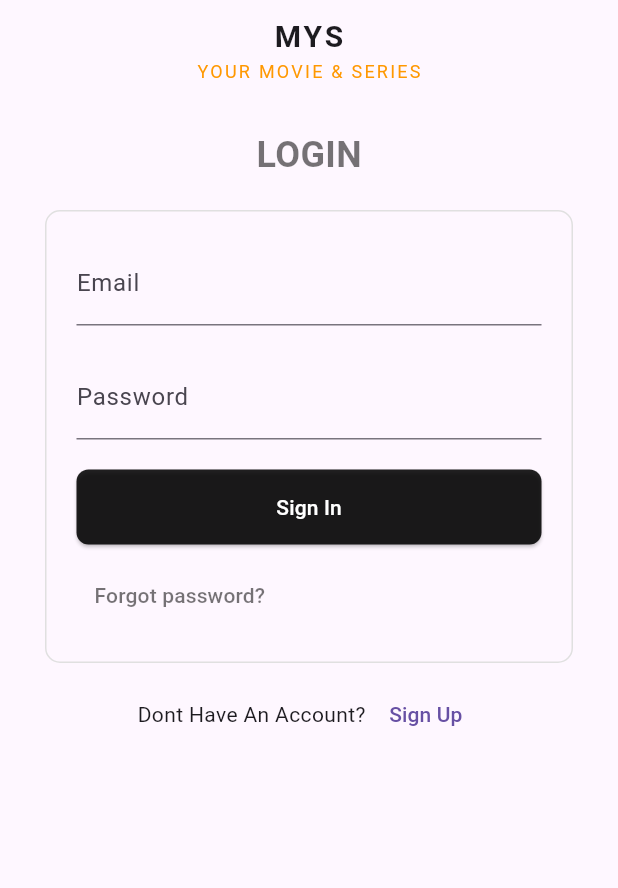
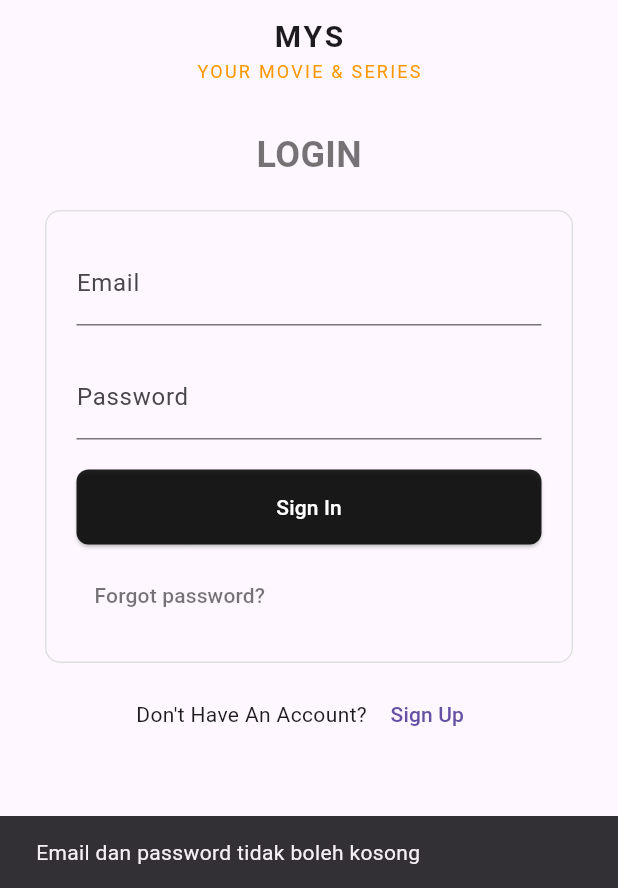
Before and after one commit to wawiwuwawu/aplikasi-database-film, a Flutter app: the LoginScreen screen opened directly, after a tap on "Sign In", on a phone screen of 412 x 824 dp, the part 348-1236 px from its top. Run offline on Flutter 3.47's test engine with Material 3 defaults, Android fonts, the phone set to English and light mode, and no system bars; our stand-ins replace image_picker, shared_preferences; accounts and stored records are empty.

Commit message:
update untuk mekanisme login

```diff
--- a/lib/main.dart
+++ b/lib/main.dart
@@ -2,6 +2,8 @@ import 'package:flutter/material.dart';
 import 'package:flutter/services.dart';
 import 'package:flutter_application_1/screen/login_screen.dart';
 import 'package:flutter_application_1/screen/main_screen.dart';
+import 'package:flutter_application_1/screen/splash_screen.dart';
+import 'package:flutter_application_1/service/preferences_service.dart';
 import 'screen/movie_list.dart';
 
 void main() async {
@@ -10,6 +12,7 @@ void main() async {
     DeviceOrientation.portraitUp,
     DeviceOrientation.portraitDown,
   ]);
+  await PreferencesService.init();
   runApp(MyApp());
 }
 
@@ -22,7 +25,7 @@ class MyApp extends StatelessWidget {
       debugShowCheckedModeBanner: false,
       title: 'Wawunime',
       theme: ThemeData(primarySwatch: Colors.blue),
-      home: MainScreen(),
+      home: SplashScreen(),
     );
   }
 }
--- a/lib/screen/login_screen.dart
+++ b/lib/screen/login_screen.dart
@@ -1,7 +1,68 @@
 import 'package:flutter/material.dart';
+import 'package:flutter_application_1/screen/main_screen.dart';
+import 'package:flutter_application_1/service/auth_service.dart';
 import 'package:flutter_application_1/screen/register_screen.dart';
+import 'package:flutter_application_1/service/preferences_service.dart';
+import 'package:flutter_application_1/service/user_credential.dart';
 
-class LoginScreen extends StatelessWidget {
+class LoginScreen extends StatefulWidget {
+  @override
+  _LoginScreenState createState() => _LoginScreenState();
+}
+
+class _LoginScreenState extends State<LoginScreen> {
+  final TextEditingController _emailController = TextEditingController();
+  final TextEditingController _passwordController = TextEditingController();
+
+  final AuthService _authService = AuthService();
+
+  bool _isLoading = false;
+
+  void _login() async {
+  if (_emailController.text.trim().isEmpty || _passwordController.text.trim().isEmpty) {
+    ScaffoldMessenger.of(context).showSnackBar(
+      SnackBar(content: Text('Email dan password tidak boleh kosong')),
+    );
+    return;
+  }
+
+  setState(() {
+    _isLoading = true;
+  });
+
+  try {
+  final result = await _authService.login(
+    _emailController.text.trim(),
+    _passwordController.text.trim(),
+  );
+
+  // Simpan token dan credentials ke SharedPreferences
+  await PreferencesService.saveToken(result['token']);
+  final credentials = Credentials.fromJson(result['data']);
+  await PreferencesService.saveCredentials(credentials);
+
+  ScaffoldMessenger.of(context).showSnackBar(
+    SnackBar(content: Text('Login berhasil')),
+  );
+
+  Navigator.pushReplacement(
+    context,
+    MaterialPageRoute(builder: (context) => MainScreen()),
+  );
+} catch (e) {
+  final errorMessage = e.toString().replaceAll('Exception: ', '');
+  ScaffoldMessenger.of(context).showSnackBar(
+    SnackBar(content: Text(errorMessage)),
+  );
+}
+ finally {
+    setState(() {
+      _isLoading = false;
+    });
+  }
+}
+
+
   @override
   Widget build(BuildContext context) {
     return Scaffold(
@@ -13,11 +74,10 @@ class LoginScreen extends StatelessWidget {
                 const SizedBox(height: 40),
                 // Logo
                 Image.asset(
-                  'assets/main_logo.png', // Ganti dengan path logo kamu
+                  'assets/main_logo.png',
                   height: 100,
                 ),
                 const SizedBox(height: 10),
-                // MYS Text
                 Text(
                   'MYS',
                   style: TextStyle(
@@ -26,7 +86,6 @@ class LoginScreen extends StatelessWidget {
                     letterSpacing: 2,
                   ),
                 ),
-                // Subtitle
                 Text(
                   'YOUR MOVIE & SERIES',
                   style: TextStyle(
@@ -36,7 +95,6 @@ class LoginScreen extends StatelessWidget {
                   ),
                 ),
                 const SizedBox(height: 30),
-                // LOGIN title
                 Text(
                   'LOGIN',
                   style: TextStyle(
@@ -46,7 +104,6 @@ class LoginScreen extends StatelessWidget {
                   ),
                 ),
                 const SizedBox(height: 20),
-                // Form Container
                 Padding(
                   padding: const EdgeInsets.symmetric(horizontal: 30),
                   child: Container(
@@ -59,6 +116,7 @@ class LoginScreen extends StatelessWidget {
                       children: [
                         // Email Field
                         TextField(
+                          controller: _emailController,
                           decoration: InputDecoration(
                             labelText: 'Email',
                             hintText: 'Alex@gmail.com',
@@ -67,6 +125,7 @@ class LoginScreen extends StatelessWidget {
                         const SizedBox(height: 20),
                         // Password Field
                         TextField(
+                          controller: _passwordController,
                           obscureText: true,
                           decoration: InputDecoration(
                             labelText: 'Password',
@@ -85,11 +144,15 @@ class LoginScreen extends StatelessWidget {
                                 borderRadius: BorderRadius.circular(8),
                               ),
                             ),
-                            onPressed: () {},
-                            child: const Text(
-                              'Sign In',
-                              style: TextStyle(color: Colors.white),
-                            ),
+                            onPressed: _isLoading ? null : _login,
+                            child: _isLoading
+                                ? CircularProgressIndicator(
+                                    color: Colors.white,
+                                  )
+                                : const Text(
+                                    'Sign In',
+                                    style: TextStyle(color: Colors.white),
+                                  ),
                           ),
                         ),
                         const SizedBox(height: 10),
@@ -113,14 +176,12 @@ class LoginScreen extends StatelessWidget {
                 Row(
                   mainAxisAlignment: MainAxisAlignment.center,
                   children: [
-                    const Text("Dont Have An Account? "),
+                    const Text("Don't Have An Account? "),
                     TextButton(
                       onPressed: () {
-                         Navigator.push(
+                        Navigator.pushReplacement(
                           context,
-                          MaterialPageRoute(
-                            builder: (context) => RegisterScreen(),
-                          ),
+                          MaterialPageRoute(builder: (context) => RegisterScreen()),
                         );
                       },
                       child: const Text("Sign Up"),
--- a/lib/screen/main_screen.dart
+++ b/lib/screen/main_screen.dart
@@ -60,11 +60,11 @@ class _MainScreenState extends State<MainScreen> {
         showUnselectedLabels: false,
         items: const [
           BottomNavigationBarItem(
-            icon: Icon(Icons.login),
+            icon: Icon(Icons.movie),
             label: 'Movie',
           ),
           BottomNavigationBarItem(
-            icon: Icon(Icons.home),
+            icon: Icon(Icons.history),
             label: 'Wishlist',
           ),
           BottomNavigationBarItem(
--- /dev/null
+++ b/lib/service/user_credential.dart
@@ -0,0 +1,33 @@
+class Credentials {
+  final String id;
+  final String name;
+  final String email;
+  final String role;
+
+  Credentials({
+    required this.id,
+    required this.name,
+    required this.email,
+    required this.role,
+  });
+
+  // Konversi dari JSON ke Credentials
+  factory Credentials.fromJson(Map<String, dynamic> json) {
+    return Credentials(
+      id: json['id'].toString(),
+      name: json['name'],
+      email: json['email'],
+      role: json['role'],
+    );
+  }
+
+  // Konversi dari Credentials ke JSON
+  Map<String, dynamic> toJson() {
+    return {
+      'id': id,
+      'name': name,
+      'email': email,
+      'role': role,
+    };
+  }
+}
--- a/pubspec.yaml
+++ b/pubspec.yaml
@@ -36,6 +36,7 @@ dependencies:
   cupertino_icons: ^1.0.8
   http: ^1.2.1
   image_picker: ^0.8.7+3
+  shared_preferences: ^2.5.3
 
 dev_dependencies:
   flutter_test:
```
Also changed, not shown: lib/config.dart (added, +12 -0 lines), lib/screen/movie_list.dart (+8 -2 lines), lib/screen/profile_screen.dart (+17 -10 lines), lib/screen/register_screen.dart (+98 -18 lines), lib/screen/splash_screen.dart (added, +47 -0 lines), lib/service/auth_service.dart (added, +127 -0 lines), lib/service/preferences_service.dart (added, +48 -0 lines), pubspec.lock, 1 other file.
